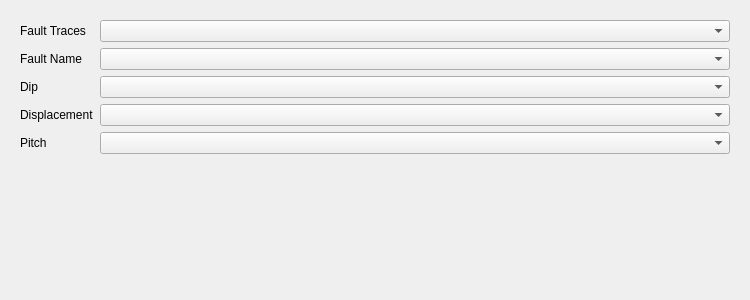
First picture: the form in loopstructural/gui/modelling/model_definition/fault_layers.ui, repository Loop3D/plugin_loopstructural, before the edit.
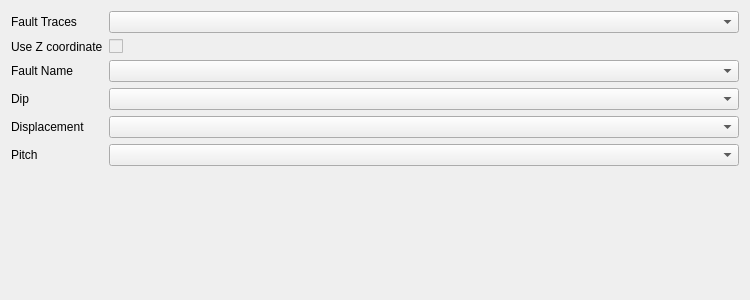
Second picture: the form after the edit. Custom widgets are drawn as their Qt base class.

Commit message: fix: allow z coordinate from shapefile to be used for elevation

The edit to the form file:
```diff
--- a/loopstructural/gui/modelling/model_definition/fault_layers.ui
+++ b/loopstructural/gui/modelling/model_definition/fault_layers.ui
@@ -15,15 +15,6 @@
   </property>
   <layout class="QVBoxLayout" name="verticalLayout">
    <item>
-    <widget class="QWidget" name="formLayoutWidget_3">
-     <property name="geometry">
-      <rect>
-       <x>10</x>
-       <y>10</y>
-       <width>730</width>
-       <height>181</height>
-      </rect>
-     </property>
      <layout class="QFormLayout" name="formLayout_4">
       <item row="0" column="0">
        <widget class="QLabel" name="faultTracesLabel">
@@ -35,56 +26,72 @@
       <item row="0" column="1">
        <widget class="QgsMapLayerComboBox" name="faultTraceLayer"/>
       </item>
-      <item row="1" column="0">
+     <item row="2" column="0">
        <widget class="QLabel" name="label_3">
         <property name="text">
          <string>Fault Name</string>
         </property>
        </widget>
       </item>
-      <item row="1" column="1">
+     <item row="2" column="1">
        <widget class="QgsFieldComboBox" name="faultNameField"/>
       </item>
-      <item row="2" column="0">
+     <item row="3" column="0">
        <widget class="QLabel" name="label_4">
         <property name="text">
          <string>Dip</string>
         </property>
        </widget>
       </item>
-      <item row="2" column="1">
+     <item row="3" column="1">
        <widget class="QgsFieldComboBox" name="faultDipField">
         <property name="allowEmptyFieldName">
          <bool>true</bool>
         </property>
        </widget>
       </item>
-      <item row="3" column="0">
+     <item row="4" column="0">
        <widget class="QLabel" name="label_5">
         <property name="text">
          <string>Displacement</string>
         </property>
        </widget>
       </item>
-      <item row="3" column="1">
+     <item row="4" column="1">
        <widget class="QgsFieldComboBox" name="faultDisplacementField">
         <property name="allowEmptyFieldName">
          <bool>true</bool>
         </property>
        </widget>
       </item>
-      <item row="4" column="0">
+     <item row="5" column="0">
        <widget class="QLabel" name="label_29">
         <property name="text">
          <string>Pitch</string>
         </property>
        </widget>
       </item>
-      <item row="4" column="1">
+     <item row="5" column="1">
        <widget class="QgsFieldComboBox" name="faultPitchField"/>
       </item>
-     </layout>
-    </widget>
+     <item row="1" column="0">
+      <widget class="QLabel" name="useZCoordinateLabel">
+       <property name="text">
+        <string>Use Z coordinate</string>
+       </property>
+      </widget>
+     </item>
+     <item row="1" column="1">
+      <widget class="QCheckBox" name="useZCoordinateCheckBox">
+       <property name="enabled">
+        <bool>false</bool>
+       </property>
+       <property name="toolTip">
+        <string>&lt;html&gt;&lt;head/&gt;&lt;body&gt;&lt;p&gt;Use the Z coordinate from the layer if available. &lt;/p&gt;&lt;/body&gt;&lt;/html&gt;</string>
+       </property>
+      </widget>
+     </item>
+    </layout>
    </item>
   </layout>
  </widget>
```
Lines whose indentation alone changed are shown as unchanged. The commit also changes 5 other files.
